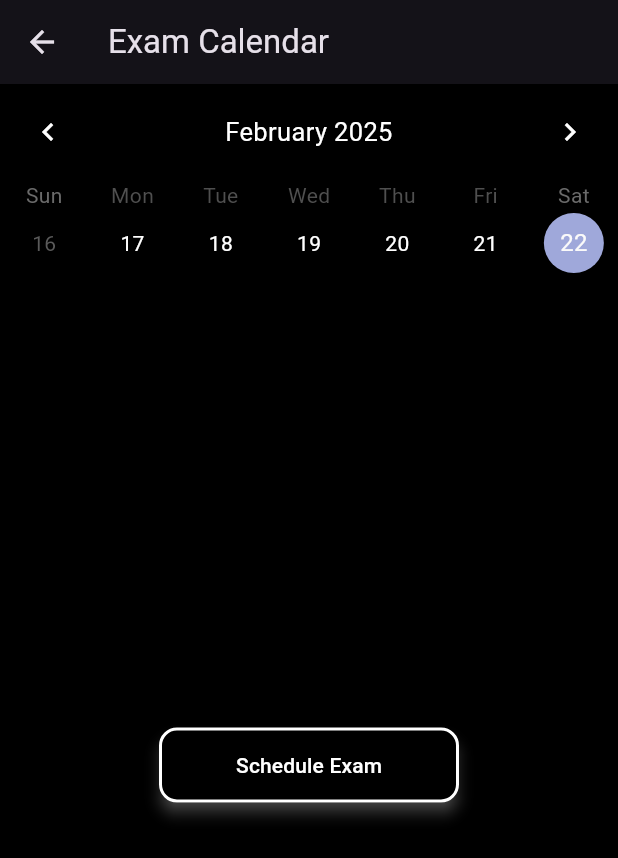
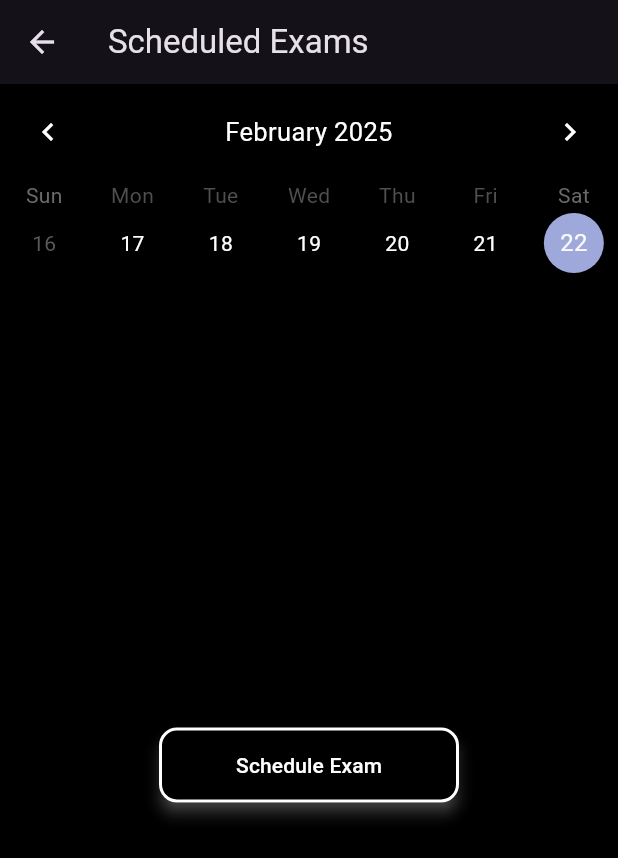
Before and after one commit to nayan1306/bigaze-controller, a Flutter app: the ExamListPage screen opened directly, on a phone screen of 412 x 824 dp. Shown: the top 858 px of the screen. Run offline on Flutter 3.47's test engine with Material 3 defaults, Android fonts, the phone set to English and light mode, and no system bars; drawn by our look-alikes of table_calendar; our stand-ins replace cloud_firestore, email_validator, firebase_auth, firebase_core, firebase_messaging, flutter_local_notifications and 3 more; missing offline and left inert: firebase_ui_auth; accounts and stored records are empty.

Commit message:
updated exam list

```diff
--- a/lib/exam_list.dart
+++ b/lib/exam_list.dart
@@ -123,7 +123,7 @@ class _ExamListPageState extends State<ExamListPage> {
   Widget build(BuildContext context) {
     return Scaffold(
       appBar: AppBar(
-        title: const Text('Exam Calendar'),
+        title: const Text('Scheduled Exams'),
       ),
       // Wrap the body in a GestureDetector to collapse the calendar when tapping outside.
       body: StreamBuilder<QuerySnapshot>(
@@ -202,8 +202,8 @@ class _ExamListPageState extends State<ExamListPage> {
                           bottom: 1,
                           child: Image.asset(
                             'assets/icon/exam-time.png',
-                            width: 20,
-                            height: 20,
+                            width: 22,
+                            height: 22,
                           ),
                         );
                       }
@@ -284,7 +284,17 @@ class _ExamListPageState extends State<ExamListPage> {
                                         margin: const EdgeInsets.symmetric(
                                             vertical: 8, horizontal: 16),
                                         child: ListTile(
-                                          title: Text(examName),
+                                          title: Row(
+                                            children: [
+                                              Image.asset(
+                                                'assets/icon/exam-time.png',
+                                                width: 30,
+                                                height: 30,
+                                              ),
+                                              const SizedBox(width: 8),
+                                              Text(examName),
+                                            ],
+                                          ),
                                           subtitle: Text(
                                               'Type: $examType\nDuration: $duration minutes\nStart At: $startAt\nInstructions: $instructions'),
                                           trailing: IconButton(
```
